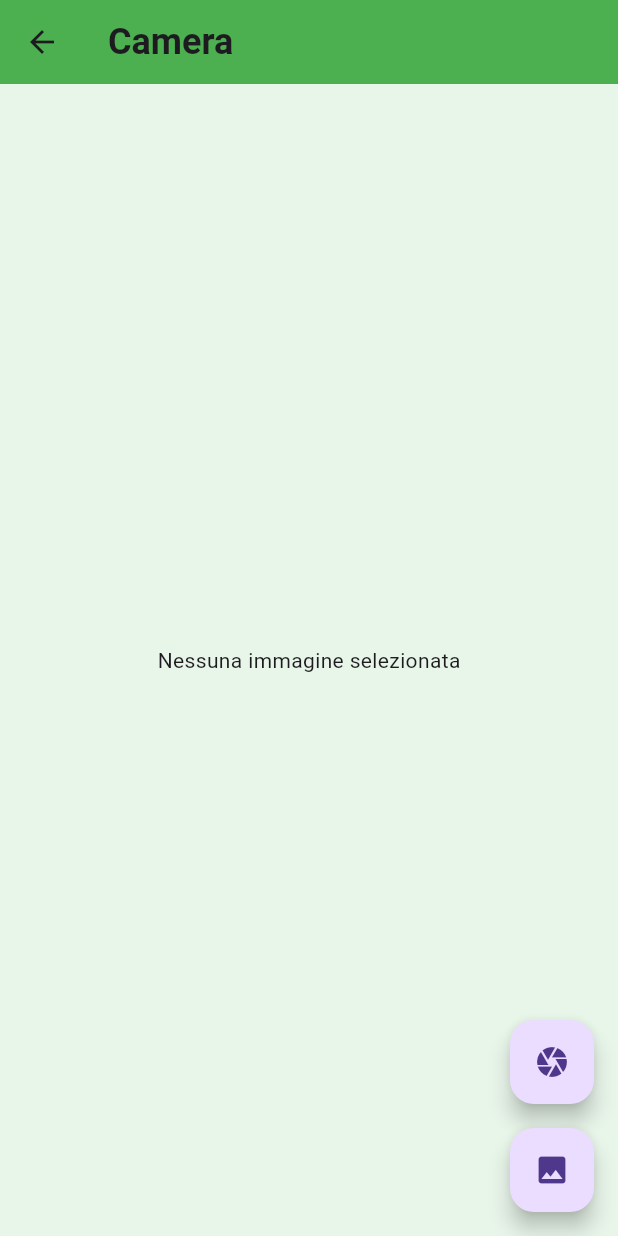
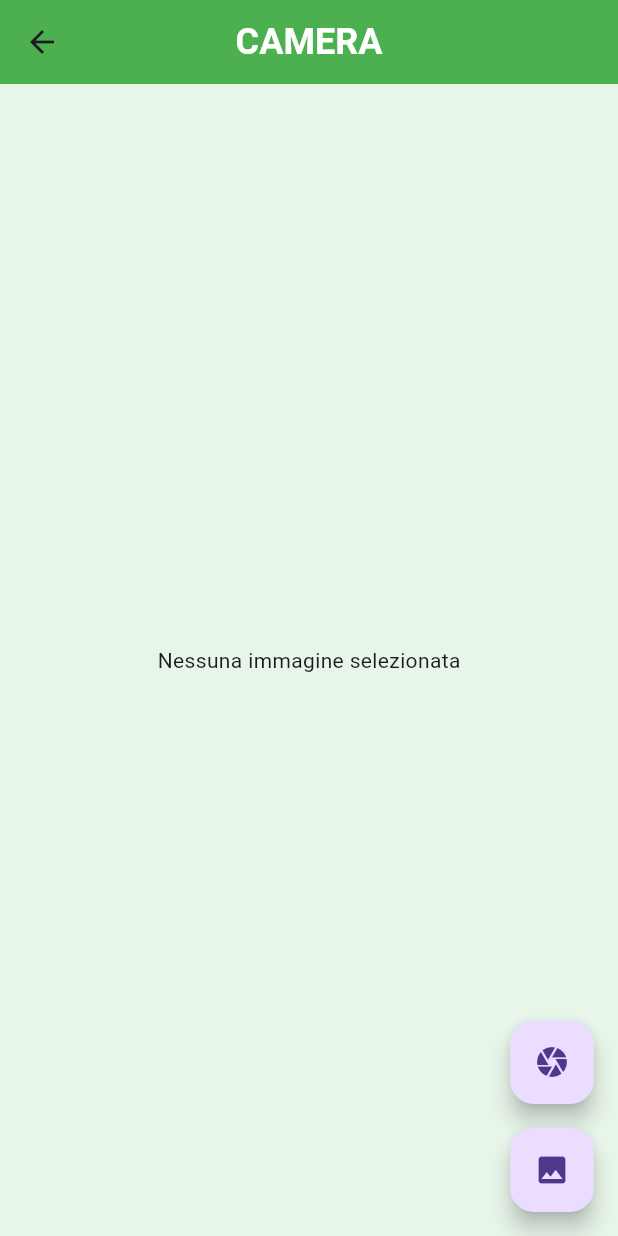
Before and after one commit to meliselmanhaskaj/MyGarden, a Flutter app: the screen it shows after launch, item 4 of the bottom bar chosen, on a phone screen of 412 x 824 dp. Run offline on Flutter 3.47's test engine with Material 3 defaults, Android fonts, the phone set to English and light mode, and no system bars; our stand-ins replace image_picker, shared_preferences.

Commit message:
cambio di design

```diff
--- a/lib/screens/camera.dart
+++ b/lib/screens/camera.dart
@@ -131,7 +131,14 @@ class _CameraScreenState extends State<CameraScreen> {
   Widget build(BuildContext context) {
     return Scaffold(
       appBar: AppBar(
-        title: Text('Camera'),
+        title: Text(
+          'CAMERA', // Testo centrato e bianco
+          textAlign: TextAlign.center,
+          style: TextStyle(
+            color: Colors.white, // Colore testo bianco
+          ),
+        ),
+        centerTitle: true, // Centrare il testo
       ),
       body: Center(
         child: _isLoading
```
